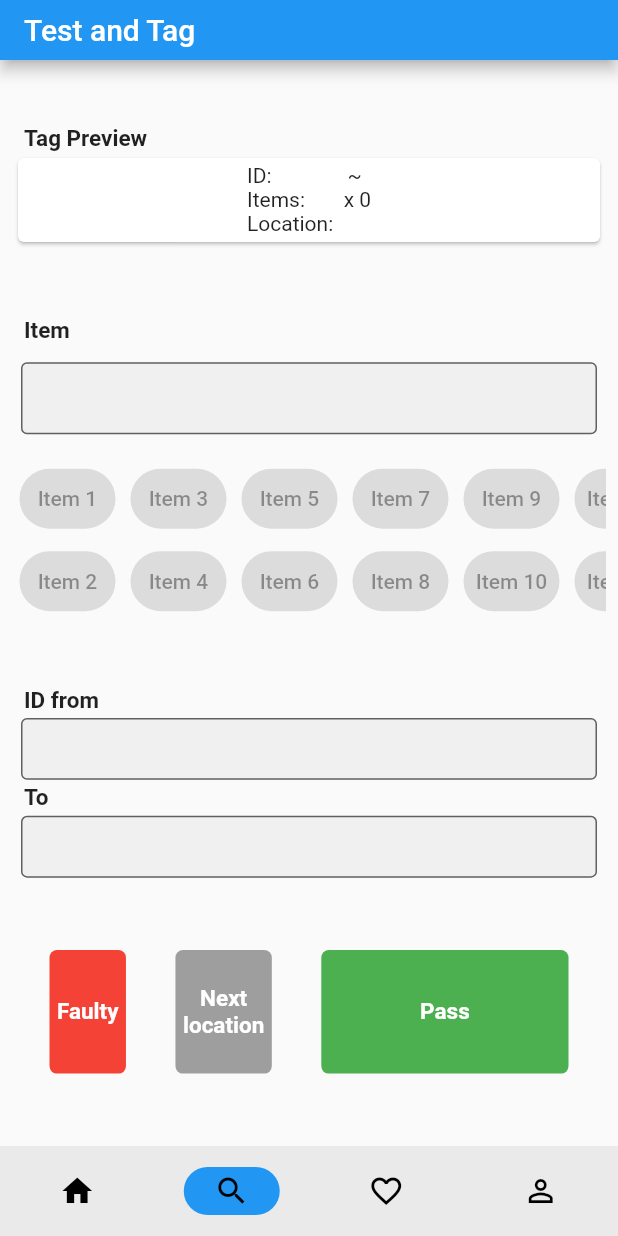
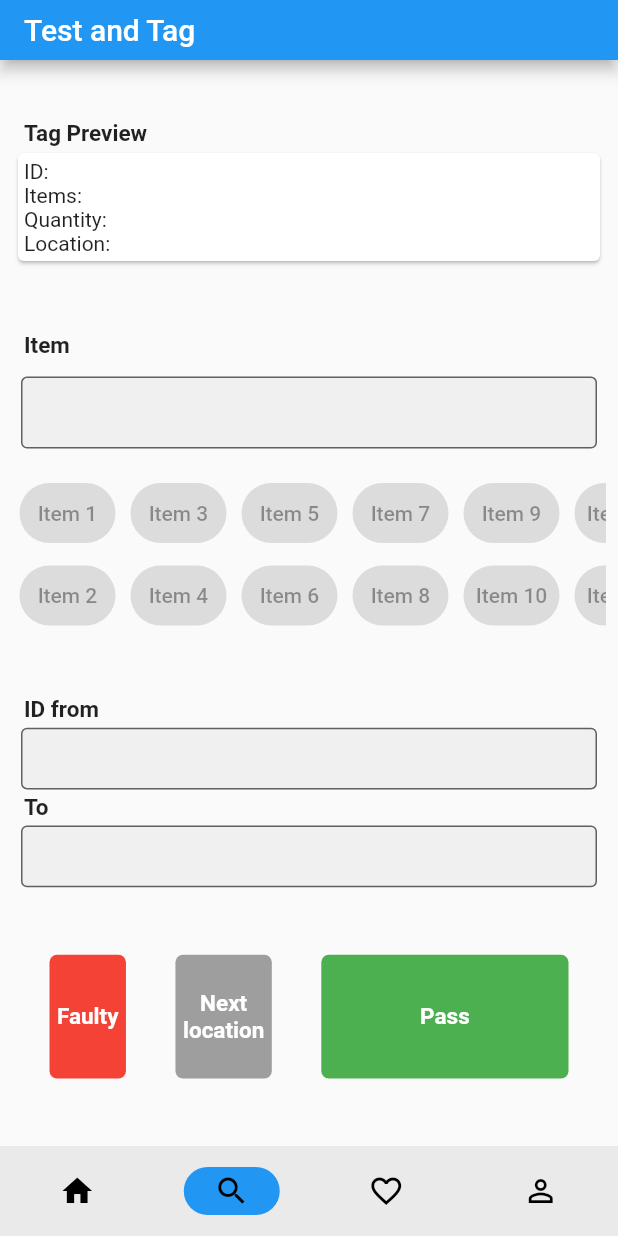
Before and after one commit to fxfzxxx/test_tag, a Flutter app: the screen it shows after launch, item 2 of the bottom bar chosen, on a phone screen of 412 x 824 dp. Run offline on Flutter 3.47's test engine with Material 2 defaults, Android fonts, the light colour scheme and no system bars; our stand-ins replace get; generated files the repository leaves out were written again.

Commit message:
Changed some file and class name that may cause confusion. Added change event on both id inputs and added some display logic.

```diff
--- a/lib/src/model/tag.dart
+++ b/lib/src/model/tag.dart
@@ -6,11 +6,11 @@ class TagModel extends ChangeNotifier {
   String tagStartId = '';
   String tagEndId = '';
   String tagLocation = '';
-  int tagNumber = 0;
+  int tagQuantity = 0;
   bool tagStatus = true;
   DateTime timestamp = DateTime.now();
   void updateTagNumber() {
-    tagNumber = calculateTagNumber();
+    tagQuantity = calculateTagNumber();
     notifyListeners();
   }
 
@@ -56,7 +56,7 @@ class TagModel extends ChangeNotifier {
     this.tagStartId = tagStartId;
     this.tagEndId = tagEndId;
     this.tagLocation = tagLocation;
-    this.tagNumber = tagNumber;
+    this.tagQuantity = tagNumber;
     this.tagStatus = tagStatus;
     this.timestamp = timestamp;
     notifyListeners();
--- a/lib/src/screens/tag_screen.dart
+++ b/lib/src/screens/tag_screen.dart
@@ -1,7 +1,7 @@
 import 'package:flutter/material.dart';
 import 'package:test_tag/src/widgets/buttons/tag_button.dart';
 import 'package:test_tag/src/widgets/tag_item/tag_item.dart';
-import 'package:test_tag/src/widgets/tag_number/tag_number.dart';
+import 'package:test_tag/src/widgets/tag_ID/tag_id.dart';
 import 'package:test_tag/src/widgets/tag_preview/tag_preview.dart';
 
 class TagScreen extends StatefulWidget {
--- a/lib/src/widgets/tag_number/tag_number.dart
+++ b/lib/src/widgets/tag_ID/tag_id.dart
@@ -1,5 +1,5 @@
 import 'package:flutter/material.dart';
-import 'package:test_tag/src/widgets/tag_number/tag_number_input.dart';
+import 'package:test_tag/src/widgets/tag_ID/tag_id_input.dart';
 
 class TagNumber extends StatelessWidget {
   const TagNumber({super.key});
@@ -17,7 +17,7 @@ class TagNumber extends StatelessWidget {
               'ID from',
               style: TextStyle(fontSize: 15, fontWeight: FontWeight.bold),
             )),
-        TagNumberInput(),
+        const TagIDInput(start:true),
         Container(
             margin: const EdgeInsetsDirectional.symmetric(
                 horizontal: 8, vertical: 3),
@@ -26,7 +26,7 @@ class TagNumber extends StatelessWidget {
               'To',
               style: TextStyle(fontSize: 15, fontWeight: FontWeight.bold),
             )),
-        TagNumberInput(),
+         const TagIDInput(start:false),
       ],
     );
   }
--- a/lib/src/widgets/tag_number/tag_number_input.dart
+++ b/lib/src/widgets/tag_ID/tag_id_input.dart
@@ -1,15 +1,20 @@
 import 'package:flutter/material.dart';
+import 'package:provider/provider.dart';
+import 'package:test_tag/src/model/tag.dart';
 import 'package:test_tag/src/utils/app_layout.dart';
 
-class TagNumberInput extends StatefulWidget {
-  const TagNumberInput({super.key});
+class TagIDInput extends StatefulWidget {
+  final bool start;
+  const TagIDInput({super.key, required this.start});
 
   @override
-  State<TagNumberInput> createState() => _TagNumberInputState();
+  State<TagIDInput> createState() => _TagIDInputState();
 }
 
-class _TagNumberInputState extends State<TagNumberInput> {
+class _TagIDInputState extends State<TagIDInput> {
   late TextEditingController _controller;
+
+  // get start => TagIDInput;
 
   @override
   void initState() {
@@ -25,6 +30,7 @@ class _TagNumberInputState extends State<TagNumberInput> {
 
   @override
   Widget build(BuildContext context) {
+    var tag = context.watch<TagModel>();
     return Container(
       margin: const EdgeInsets.symmetric(horizontal: 6),
       height: AppLayout.getSize(context).height * 0.05,
@@ -37,14 +43,17 @@ class _TagNumberInputState extends State<TagNumberInput> {
             // height: 15,
             fontSize: 13,
             fontWeight: FontWeight.bold,
-
           ),
           decoration: const InputDecoration(
-            contentPadding: EdgeInsets.all(0), //this will keep the text inside the box
+            contentPadding:
+                EdgeInsets.all(0), //this will keep the text inside the box
             border: OutlineInputBorder(),
             filled: true,
           ),
           controller: _controller,
+          onChanged: widget.start
+              ? (value) => tag.updateTagStartId(value)
+              : (value) => tag.updateTagEndId(value),
           // onSubmitted: (String value) async {
           //   await showDialog<void>(
           //     context: context,
--- a/lib/src/widgets/tag_preview/tag_preview.dart
+++ b/lib/src/widgets/tag_preview/tag_preview.dart
@@ -1,4 +1,5 @@
 import 'package:flutter/material.dart';
+import 'package:get/get.dart';
 import 'package:provider/provider.dart';
 import 'package:test_tag/src/model/tag.dart';
 
@@ -9,6 +10,15 @@ class TagPreview extends StatelessWidget {
   @override
   Widget build(BuildContext context) {
     var tag = context.watch<TagModel>();
+    String tagId =
+        '${tag.tagStartId} ${tag.tagStartId.isEmpty ? '' : '~'} ${tag.tagEndId}';
+    String tagName = tag.tagName;
+    String tagQuantity = tag.tagQuantity.isEqual(0) |
+            tag.tagStartId.isEmpty |
+            tag.tagEndId.isEmpty
+        ? ''
+        : '${tag.tagQuantity}';
+    String tagLocation = tag.tagLocation;
     return Column(
       crossAxisAlignment: CrossAxisAlignment.start,
       children: [
@@ -29,22 +39,28 @@ class TagPreview extends StatelessWidget {
               width: double.infinity,
               padding: const EdgeInsets.symmetric(horizontal: 4, vertical: 4),
               child: Row(
-                mainAxisAlignment: MainAxisAlignment.center,
+                // mainAxisAlignment: MainAxisAlignment.spaceBetween,
                 children: [
                   const Column(
                     crossAxisAlignment: CrossAxisAlignment.start,
                     children: [
                       Text('ID:'),
                       Text('Items:'),
-                      Text('Location: '),
+                      Text('Quantity:'),
+                      Text('Location:'),
                     ],
                   ),
-                  Column(
-                    children: <Widget>[
-                      Text('${tag.tagStartId} ~ ${tag.tagEndId}'),
-                      Text('${tag.tagName} x ${tag.tagNumber}'),
-                      Text(tag.tagLocation),
-                    ],
+                  Expanded(
+                    child: Column(
+                      crossAxisAlignment: CrossAxisAlignment.center,
+                      // mainAxisAlignment: MainAxisAlignment.center,
+                      children: <Widget>[
+                        Text(tagId),
+                        Text(tagName),
+                        Text(tagQuantity),
+                        Text(tagLocation),
+                      ],
+                    ),
                   ),
                 ],
               ),
```
